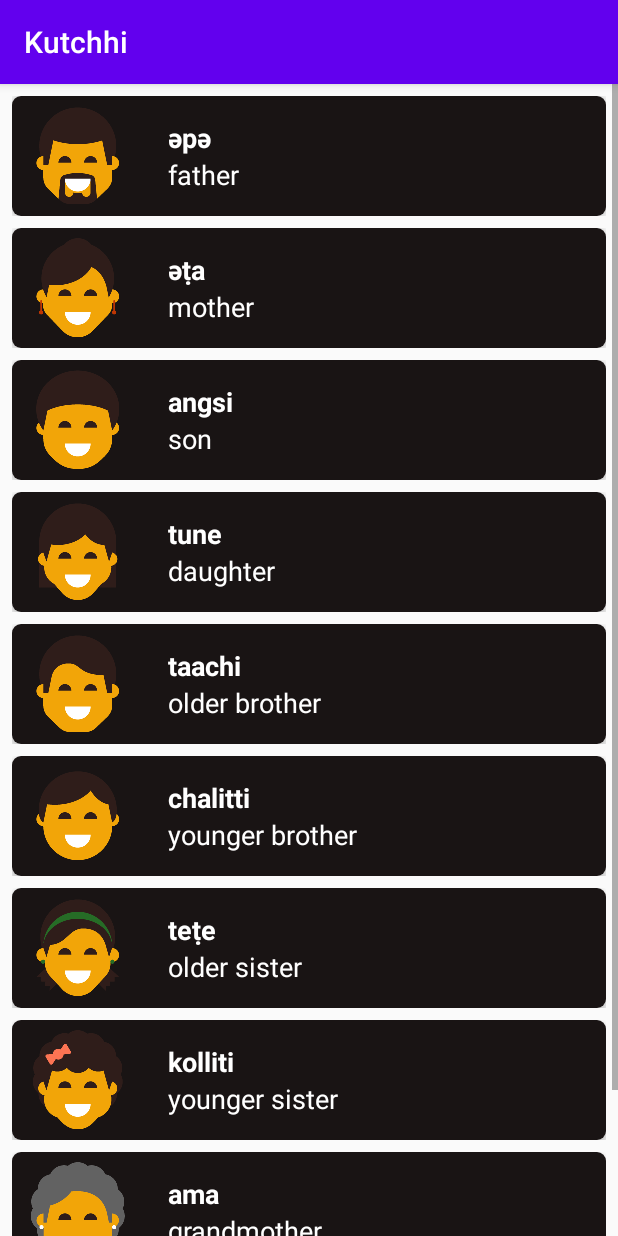
After one commit to Four-Horsemen-SAKEC/Kutchhi, an Android app: the fragment FragmentFamily shown on its own in the app's theme, on a phone screen of 412 x 824 dp. The commit adds this screen. Run offline under Robolectric (Android 15) with nearby library versions, the phone set to English and light mode, and no system bars.

Commit message:
Added FramgmentNumbers, FragmentPhrases, FragmentFamily

```diff
--- a/app/src/main/AndroidManifest.xml
+++ b/app/src/main/AndroidManifest.xml
@@ -10,7 +10,7 @@
         android:theme="@style/AppTheme">
 
 
-        <!--
+        <!--x
                Set to true if your app is Standalone, that is, it does not require the handheld
                app to run.
         -->
--- /dev/null
+++ b/app/src/main/java/com/example/kutchhi/FragmentFamily.java
@@ -0,0 +1,57 @@
+package com.example.kutchhi;
+
+import android.os.Bundle;
+import android.view.LayoutInflater;
+import android.view.View;
+import android.view.ViewGroup;
+import android.widget.ListView;
+
+import androidx.fragment.app.Fragment;
+
+import java.util.ArrayList;
+
+public class FragmentFamily extends Fragment {
+
+
+    public FragmentFamily(){
+
+    }
+
+    @Override
+    public View onCreateView(LayoutInflater inflater, ViewGroup container,
+                             Bundle savedInstanceState) {
+
+        // Inflate the layout for this fragment
+        View rootView = inflater.inflate(R.layout.word_list, container, false);
+
+
+        final ArrayList<Word> words = new ArrayList<Word>();
+        words.add(new Word("father", "әpә", R.drawable.family_father));
+        words.add(new Word("mother", "әṭa", R.drawable.family_mother));
+        words.add(new Word("son", "angsi", R.drawable.family_son));
+        words.add(new Word("daughter", "tune", R.drawable.family_daughter));
+        words.add(new Word("older brother", "taachi", R.drawable.family_older_brother));
+        words.add(new Word("younger brother", "chalitti", R.drawable.family_younger_brother));
+        words.add(new Word("older sister", "teṭe", R.drawable.family_older_sister));
+        words.add(new Word("younger sister", "kolliti", R.drawable.family_younger_sister));
+        words.add(new Word("grandmother ", "ama", R.drawable.family_grandmother));
+        words.add(new Word("grandfather", "paapa", R.drawable.family_grandfather));
+
+        // Create an {@link WordAdapter}, whose data source is a list of {@link Word}s. The
+        // adapter knows how to create list items for each item in the list.
+        WordAdapter adapter = new WordAdapter(getActivity(), words);
+
+        // Find the {@link ListView} object in the view hierarchy of the {@link Activity}.
+        // There should be a {@link ListView} with the view ID called list, which is declared in the
+        // word_list.xml layout file.
+        ListView listView = (ListView) rootView.findViewById(R.id.wordlist);
+
+        // Make the {@link ListView} use the {@link WordAdapter} we created above, so that the
+        // {@link ListView} will display list items for each {@link Word} in the list.
+        listView.setAdapter(adapter);
+
+
+        // Inflate the layout for this fragment
+        return rootView;
+    }
+}
--- a/app/src/main/res/layout/activity_category.xml
+++ b/app/src/main/res/layout/activity_category.xml
@@ -78,6 +78,7 @@
         </androidx.cardview.widget.CardView>
 
         <androidx.cardview.widget.CardView
+            android:id="@+id/card_view_numbers"
             android:layout_width="0dp"
             android:layout_height="150dp"
             android:layout_marginStart="30dp"
@@ -106,6 +107,7 @@
         android:orientation="horizontal">
 
         <androidx.cardview.widget.CardView
+            android:id="@+id/card_view_phrases"
             android:layout_width="0dp"
             android:layout_height="150dp"
             android:layout_marginStart="30dp"
@@ -126,6 +128,7 @@
         </androidx.cardview.widget.CardView>
 
         <androidx.cardview.widget.CardView
+            android:id="@+id/card_view_family"
             android:layout_width="0dp"
             android:layout_height="150dp"
             android:layout_marginStart="30dp"
```
Also changed, not shown: app/src/main/java/com/example/kutchhi/CategoryActivity.java (+16 -10 lines), app/src/main/java/com/example/kutchhi/FragmentNumbers.java (added, +50 -0 lines), app/src/main/java/com/example/kutchhi/FragmentPhrases.java (added, +54 -0 lines), app/src/main/res/layout/fragment_family.xml (added, +14 -0 lines), app/src/main/res/layout/fragment_numbers.xml (added, +14 -0 lines), app/src/main/res/layout/fragment_phrases.xml (added, +14 -0 lines).
